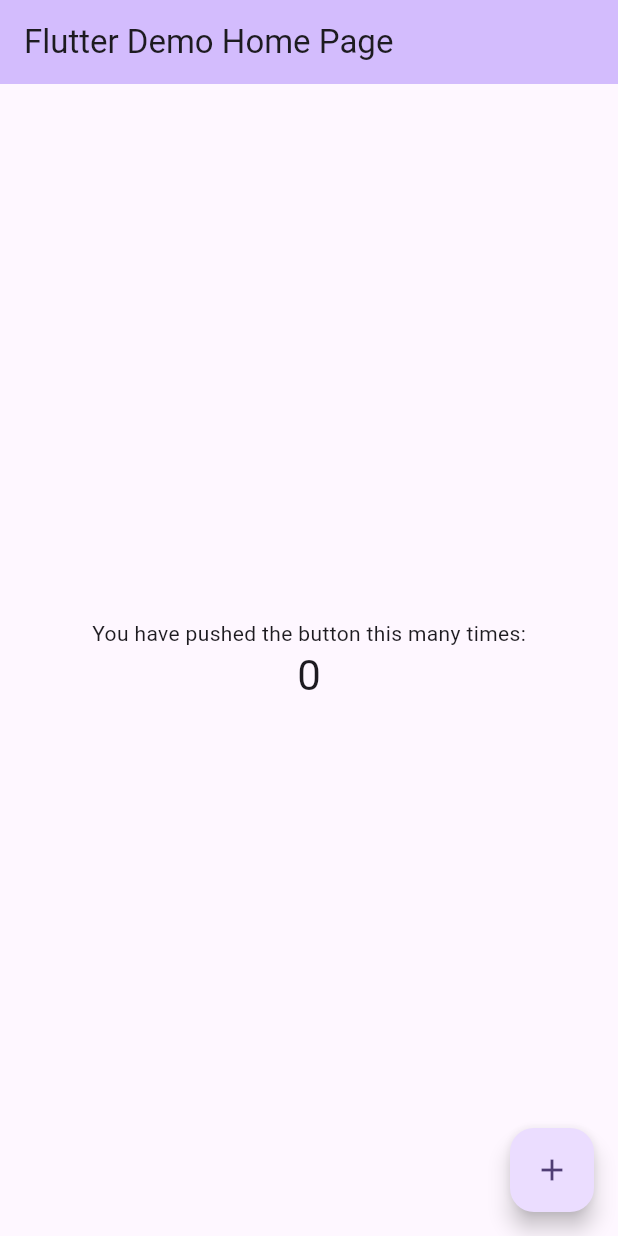
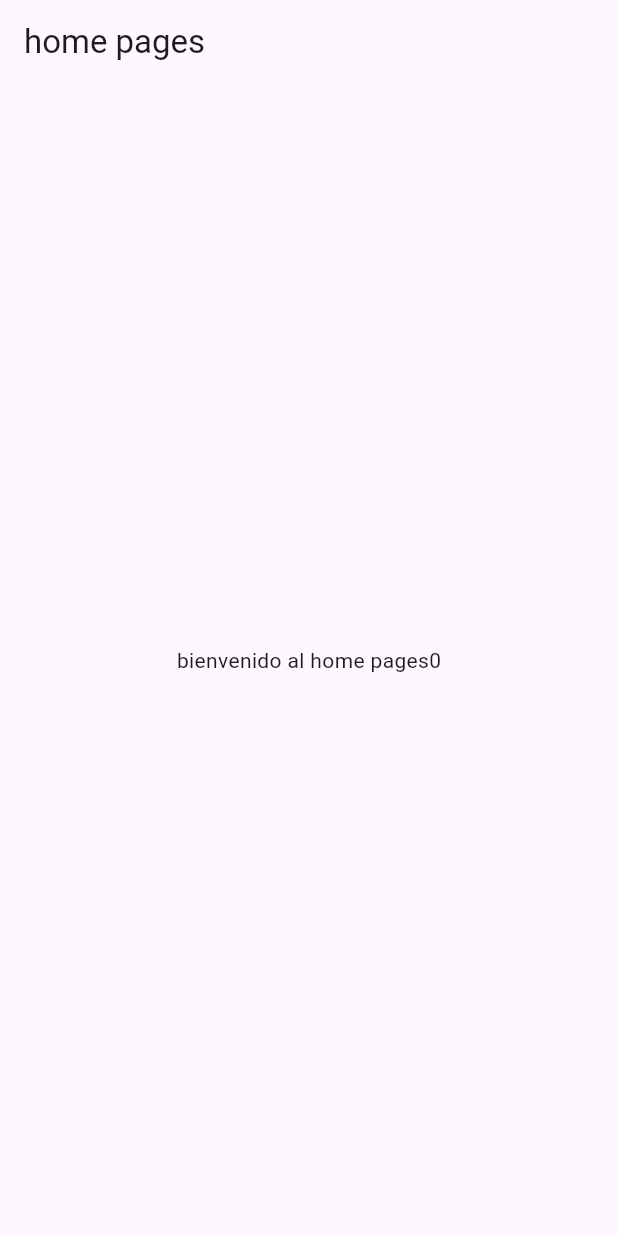
Before and after one commit to kenji369-yz/fundamentos_movil, a Flutter app: the screen it shows after launch, on a phone screen of 412 x 824 dp. Run offline on Flutter 3.47's test engine with Material 3 defaults, Android fonts, the phone set to English and light mode, and no system bars.

Commit message:
homepages y cambio en main

```diff
--- a/lib/main.dart
+++ b/lib/main.dart
@@ -1,4 +1,5 @@
 import 'package:flutter/material.dart';
+import 'package:fundamentos_movil/pages/homepages.dart';
 
 void main() {
   runApp(const MyApp());
@@ -13,110 +14,9 @@ class MyApp extends StatelessWidget {
     return MaterialApp(
       title: 'Flutter Demo',
       theme: ThemeData(
-        // This is the theme of your application.
-        //
-        // TRY THIS: Try running your application with "flutter run". You'll see
-        // the application has a purple toolbar. Then, without quitting the app,
-        // try changing the seedColor in the colorScheme below to Colors.green
-        // and then invoke "hot reload" (save your changes or press the "hot
-        // reload" button in a Flutter-supported IDE, or press "r" if you used
-        // the command line to start the app).
-        //
-        // Notice that the counter didn't reset back to zero; the application
-        // state is not lost during the reload. To reset the state, use hot
-        // restart instead.
-        //
-        // This works for code too, not just values: Most code changes can be
-        // tested with just a hot reload.
-        colorScheme: .fromSeed(seedColor: Colors.deepPurple),
+        primarySwatch: Colors.cyan,
       ),
-      home: const MyHomePage(title: 'Flutter Demo Home Page'),
+      home: const Homepages(),
     );
   }
 }
-
-class MyHomePage extends StatefulWidget {
-  const MyHomePage({super.key, required this.title});
-
-  // This widget is the home page of your application. It is stateful, meaning
-  // that it has a State object (defined below) that contains fields that affect
-  // how it looks.
-
-  // This class is the configuration for the state. It holds the values (in this
-  // case the title) provided by the parent (in this case the App widget) and
-  // used by the build method of the State. Fields in a Widget subclass are
-  // always marked "final".
-
-  final String title;
-
-  @override
-  State<MyHomePage> createState() => _MyHomePageState();
-}
-
-class _MyHomePageState extends State<MyHomePage> {
-  int _counter = 0;
-
-  void _incrementCounter() {
-    setState(() {
-      // This call to setState tells the Flutter framework that something has
-      // changed in this State, which causes it to rerun the build method below
-      // so that the display can reflect the updated values. If we changed
-      // _counter without calling setState(), then the build method would not be
-      // called again, and so nothing would appear to happen.
-      _counter++;
-    });
-  }
-
-  @override
-  Widget build(BuildContext context) {
-    // This method is rerun every time setState is called, for instance as done
-    // by the _incrementCounter method above.
-    //
-    // The Flutter framework has been optimized to make rerunning build methods
-    // fast, so that you can just rebuild anything that needs updating rather
-    // than having to individually change instances of widgets.
-    return Scaffold(
-      appBar: AppBar(
-        // TRY THIS: Try changing the color here to a specific color (to
-        // Colors.amber, perhaps?) and trigger a hot reload to see the AppBar
-        // change color while the other colors stay the same.
-        backgroundColor: Theme.of(context).colorScheme.inversePrimary,
-        // Here we take the value from the MyHomePage object that was created by
-        // the App.build method, and use it to set our appbar title.
-        title: Text(widget.title),
-      ),
-      body: Center(
-        // Center is a layout widget. It takes a single child and positions it
-        // in the middle of the parent.
-        child: Column(
-          // Column is also a layout widget. It takes a list of children and
-          // arranges them vertically. By default, it sizes itself to fit its
-          // children horizontally, and tries to be as tall as its parent.
-          //
-          // Column has various properties to control how it sizes itself and
-          // how it positions its children. Here we use mainAxisAlignment to
-          // center the children vertically; the main axis here is the vertical
-          // axis because Columns are vertical (the cross axis would be
-          // horizontal).
-          //
-          // TRY THIS: Invoke "debug painting" (choose the "Toggle Debug Paint"
-          // action in the IDE, or press "p" in the console), to see the
-          // wireframe for each widget.
-          mainAxisAlignment: .center,
-          children: [
-            const Text('You have pushed the button this many times:'),
-            Text(
-              '$_counter',
-              style: Theme.of(context).textTheme.headlineMedium,
-            ),
-          ],
-        ),
-      ),
-      floatingActionButton: FloatingActionButton(
-        onPressed: _incrementCounter,
-        tooltip: 'Increment',
-        child: const Icon(Icons.add),
-      ),
-    );
-  }
-}
--- /dev/null
+++ b/lib/pages/homepages.dart
@@ -0,0 +1,19 @@
+import 'package:flutter/material.dart';
+
+void main() => runApp(const Homepages());
+
+class Homepages extends StatelessWidget {
+  const Homepages({super.key});
+
+  @override
+  Widget build(BuildContext context) {
+    return Scaffold(
+      appBar: AppBar(
+        title: const Text('home pages'),
+      ),
+      body: const Center(
+        child: Text('bienvenido al home pages0'),
+      ),
+      );
+  }
+}
```
